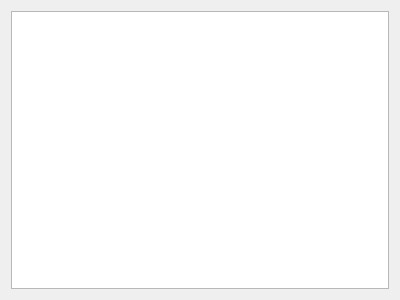
Qt form TuningClient/DialogTuningSources.ui (whiteman-kr/u7set) before a commit.
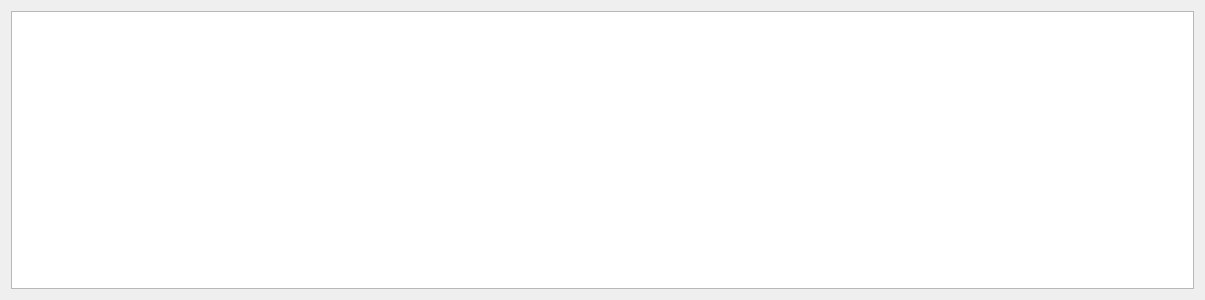
The same form after that commit.

Commit message: RPCT-1031, TuningClient: Data source list interface review

```diff
--- a/TuningClient/DialogTuningSources.ui
+++ b/TuningClient/DialogTuningSources.ui
@@ -6,7 +6,7 @@
    <rect>
     <x>0</x>
     <y>0</y>
-    <width>400</width>
+    <width>1205</width>
     <height>300</height>
    </rect>
   </property>
```
The commit also changes 4 other files.
